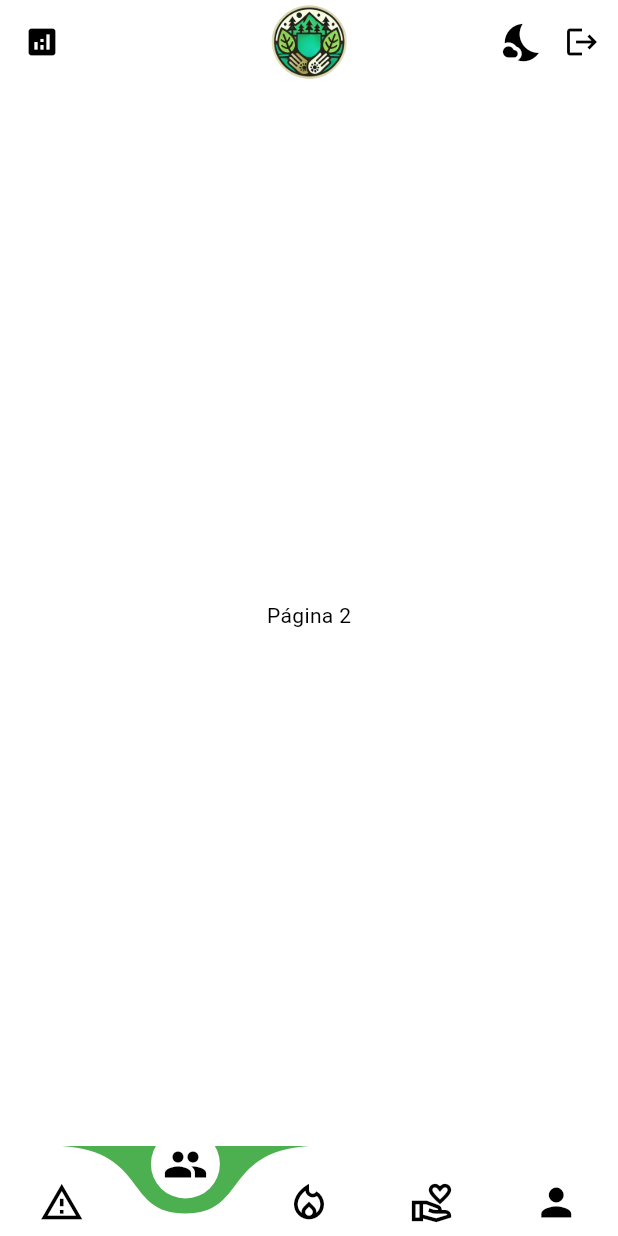
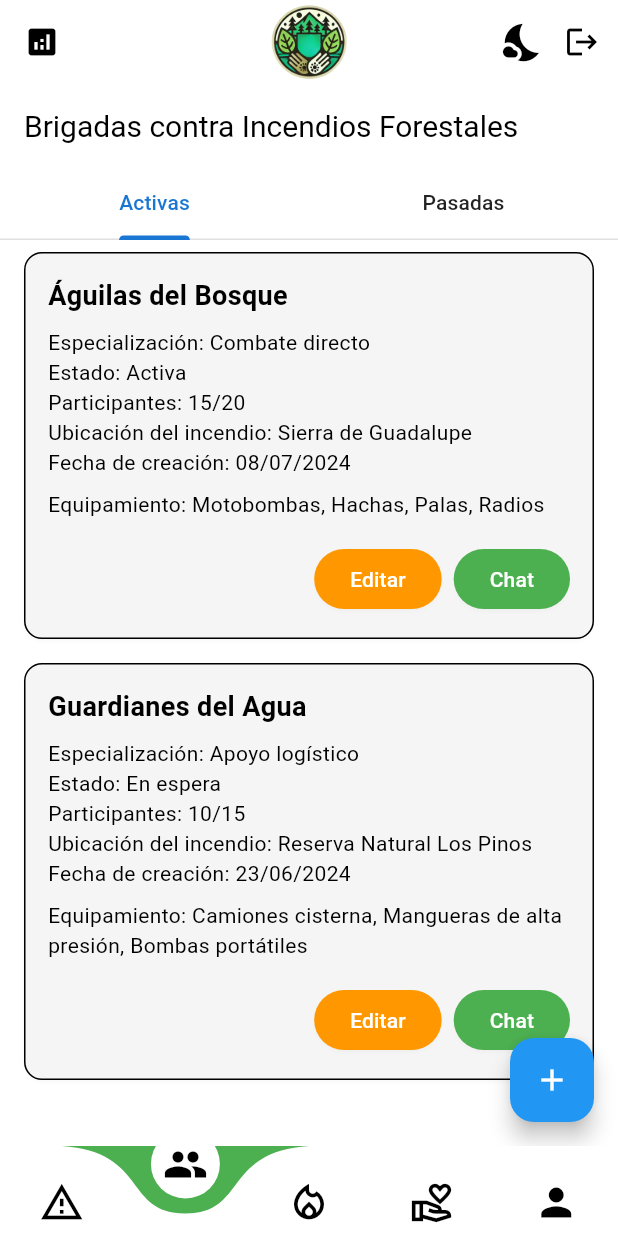
Before and after one commit to MarioB19/tepepixqui_movil, a Flutter app: the screen it shows once a user with an empty profile is signed in, item 2 of the bottom bar chosen, on a phone screen of 412 x 824 dp. Run offline on Flutter 3.47's test engine with Material 3 defaults, Android fonts, the phone set to English and light mode, and no system bars; drawn by our look-alikes of curved_navigation_bar; our stand-ins replace carousel_slider, cloud_firestore, dropdown_button2, extended_image, file_picker, firebase_auth and 9 more; missing offline and left inert: dart:ffi; accounts and stored records are empty.

Commit message:
feat: :ambulance: fronted para brigadas ong

```diff
--- /dev/null
+++ b/lib/pages/ong/brigadas/ong_brigadas_index.dart
@@ -0,0 +1,416 @@
+import 'package:flutter/material.dart';
+import 'package:intl/intl.dart';
+
+
+
+
+// Modelo de Brigada
+class Brigade {
+  final String id;
+  String name;
+  DateTime creationDate;
+  String status;
+  int participantsCount;
+  String associatedFireLocation;
+  String description;
+  DateTime? startDate;
+  DateTime? endDate;
+  int maxParticipants;
+  List<String> equipment;
+  String specialization;
+
+  Brigade({
+    required this.id,
+    required this.name,
+    required this.creationDate,
+    required this.status,
+    required this.participantsCount,
+    required this.associatedFireLocation,
+    this.description = '',
+    this.startDate,
+    this.endDate,
+    this.maxParticipants = 0,
+    this.equipment = const [],
+    required this.specialization,
+  });
+}
+
+// Servicio de Datos Ficticios
+class MockBrigadeService {
+  static final List<Brigade> _brigades = [
+    Brigade(
+      id: '1',
+      name: 'Águilas del Bosque',
+      creationDate: DateTime.now().subtract(Duration(days: 30)),
+      status: 'Activa',
+      participantsCount: 15,
+      associatedFireLocation: 'Sierra de Guadalupe',
+      description: 'Brigada especializada en combate directo de incendios forestales.',
+      startDate: DateTime.now().subtract(Duration(days: 2)),
+      endDate: null,
+      maxParticipants: 20,
+      equipment: ['Motobombas', 'Hachas', 'Palas', 'Radios'],
+      specialization: 'Combate directo',
+    ),
+    Brigade(
+      id: '2',
+      name: 'Guardianes del Agua',
+      creationDate: DateTime.now().subtract(Duration(days: 45)),
+      status: 'En espera',
+      participantsCount: 10,
+      associatedFireLocation: 'Reserva Natural Los Pinos',
+      description: 'Equipo de apoyo logístico especializado en suministro de agua.',
+      startDate: null,
+      endDate: null,
+      maxParticipants: 15,
+      equipment: ['Camiones cisterna', 'Mangueras de alta presión', 'Bombas portátiles'],
+      specialization: 'Apoyo logístico',
+    ),
+    Brigade(
+      id: '3',
+      name: 'Escuadrón Fénix',
+      creationDate: DateTime.now().subtract(Duration(days: 60)),
+      status: 'Finalizada',
+      participantsCount: 25,
+      associatedFireLocation: 'Parque Nacional El Tepozteco',
+      description: 'Brigada de gran escala para incendios forestales extensos.',
+      startDate: DateTime.now().subtract(Duration(days: 10)),
+      endDate: DateTime.now().subtract(Duration(days: 5)),
+      maxParticipants: 30,
+      equipment: ['Helicópteros', 'Vehículos todo terreno', 'Equipos de comunicación avanzados'],
+      specialization: 'Combate aéreo y terrestre',
+    ),
+  ];
+
+  static List<Brigade> getActiveBrigades() {
+    return _brigades.where((brigade) => brigade.status != 'Finalizada').toList();
+  }
+
+  static List<Brigade> getPastBrigades() {
+    return _brigades.where((brigade) => brigade.status == 'Finalizada').toList();
+  }
+
+  static void updateBrigade(Brigade updatedBrigade) {
+    final index = _brigades.indexWhere((brigade) => brigade.id == updatedBrigade.id);
+    if (index != -1) {
+      _brigades[index] = updatedBrigade;
+    }
+  }
+
+  static List<String> getMockMessages() {
+    return [
+      'Equipo A, diríjanse al sector norte.',
+      'Necesitamos refuerzos en la zona este.',
+      'Reporte de condiciones: viento fuerte del suroeste.',
+      'Equipo de agua, prepárense para apoyar en 10 minutos.',
+      'Evacuación completada en el área residencial cercana.',
+      'Solicitud de más equipos de protección personal.',
+      'El fuego está contenido en un 60%.',
+      'Cambio de turno para el equipo nocturno a las 20:00.',
+    ];
+  }
+}
+
+// Vista Principal de Brigadas
+class BrigadesView extends StatelessWidget {
+  @override
+  Widget build(BuildContext context) {
+    final activeBrigades = MockBrigadeService.getActiveBrigades();
+    final pastBrigades = MockBrigadeService.getPastBrigades();
+
+    return DefaultTabController(
+      length: 2,
+      child: Scaffold(
+        appBar: AppBar(
+          title: Text('Brigadas contra Incendios Forestales'),
+          bottom: TabBar(
+            tabs: [
+              Tab(text: 'Activas'),
+              Tab(text: 'Pasadas'),
+            ],
+          ),
+        ),
+        body: TabBarView(
+          children: [
+            _buildBrigadeList(context, activeBrigades),
+            _buildBrigadeList(context, pastBrigades),
+          ],
+        ),
+        floatingActionButton: FloatingActionButton(
+          onPressed: () {
+            // Aquí iría la lógica para crear una nueva brigada
+          },
+          child: Icon(Icons.add),
+          tooltip: 'Crear nueva brigada',
+        ),
+      ),
+    );
+  }
+
+  Widget _buildBrigadeList(BuildContext context, List<Brigade> brigades) {
+    return ListView.builder(
+      itemCount: brigades.length,
+      itemBuilder: (context, index) {
+        final brigade = brigades[index];
+        return BrigadeListItem(
+          brigade: brigade,
+          onEdit: () {
+            Navigator.push(
+              context,
+              MaterialPageRoute(
+                builder: (context) => EditBrigadeScreen(brigade: brigade),
+              ),
+            );
+          },
+          onChat: () {
+            Navigator.push(
+              context,
+              MaterialPageRoute(
+                builder: (context) => BrigadeChatScreen(brigadeId: brigade.id),
+              ),
+            );
+          },
+        );
+      },
+    );
+  }
+}
+
+// Widget de Elemento de Lista de Brigadas
+class BrigadeListItem extends StatelessWidget {
+  final Brigade brigade;
+  final VoidCallback onEdit;
+  final VoidCallback onChat;
+
+  const BrigadeListItem({
+    Key? key,
+    required this.brigade,
+    required this.onEdit,
+    required this.onChat,
+  }) : super(key: key);
+
+  @override
+  Widget build(BuildContext context) {
+    return Card(
+      margin: EdgeInsets.symmetric(horizontal: 16, vertical: 8),
+      child: Padding(
+        padding: EdgeInsets.all(16),
+        child: Column(
+          crossAxisAlignment: CrossAxisAlignment.start,
+          children: [
+            Text(
+              brigade.name,
+              style: TextStyle(fontSize: 18, fontWeight: FontWeight.bold),
+            ),
+            SizedBox(height: 8),
+            Text('Especialización: ${brigade.specialization}'),
+            Text('Estado: ${brigade.status}'),
+            Text('Participantes: ${brigade.participantsCount}/${brigade.maxParticipants}'),
+            Text('Ubicación del incendio: ${brigade.associatedFireLocation}'),
+            Text('Fecha de creación: ${DateFormat('dd/MM/yyyy').format(brigade.creationDate)}'),
+            SizedBox(height: 8),
+            Text('Equipamiento: ${brigade.equipment.join(", ")}'),
+            SizedBox(height: 16),
+            Row(
+              mainAxisAlignment: MainAxisAlignment.end,
+              children: [
+                ElevatedButton(
+                  onPressed: onEdit,
+                  child: Text('Editar'),
+                  style: ElevatedButton.styleFrom(backgroundColor: Colors.orange),
+                ),
+                SizedBox(width: 8),
+                ElevatedButton(
+                  onPressed: onChat,
+                  child: Text('Chat'),
+                  style: ElevatedButton.styleFrom(backgroundColor: Colors.green),
+                ),
+              ],
+            ),
+          ],
+        ),
+      ),
+    );
+  }
+}
+
+// Pantalla de Edición de Brigada
+class EditBrigadeScreen extends StatefulWidget {
+  final Brigade brigade;
+
+  const EditBrigadeScreen({Key? key, required this.brigade}) : super(key: key);
+
+  @override
+  _EditBrigadeScreenState createState() => _EditBrigadeScreenState();
+}
+
+class _EditBrigadeScreenState extends State<EditBrigadeScreen> {
+  late TextEditingController _nameController;
+  late TextEditingController _descriptionController;
+  late TextEditingController _maxParticipantsController;
+  late TextEditingController _equipmentController;
+
+  @override
+  void initState() {
+    super.initState();
+    _nameController = TextEditingController(text: widget.brigade.name);
+    _descriptionController = TextEditingController(text: widget.brigade.description);
+    _maxParticipantsController = TextEditingController(text: widget.brigade.maxParticipants.toString());
+    _equipmentController = TextEditingController(text: widget.brigade.equipment.join(', '));
+  }
+
+  @override
+  Widget build(BuildContext context) {
+    return Scaffold(
+      appBar: AppBar(
+        title: Text('Editar Brigada'),
+      ),
+      body: SingleChildScrollView(
+        padding: EdgeInsets.all(16),
+        child: Column(
+          crossAxisAlignment: CrossAxisAlignment.start,
+          children: [
+            TextField(
+              controller: _nameController,
+              decoration: InputDecoration(labelText: 'Nombre de la brigada'),
+            ),
+            SizedBox(height: 16),
+            TextField(
+              controller: _descriptionController,
+              decoration: InputDecoration(labelText: 'Descripción'),
+              maxLines: 3,
+            ),
+            SizedBox(height: 16),
+            TextField(
+              controller: _maxParticipantsController,
+              decoration: InputDecoration(labelText: 'Número máximo de participantes'),
+              keyboardType: TextInputType.number,
+            ),
+            SizedBox(height: 16),
+            TextField(
+              controller: _equipmentController,
+              decoration: InputDecoration(labelText: 'Equipamiento (separado por comas)'),
+            ),
+            SizedBox(height: 16),
+            DropdownButtonFormField<String>(
+              value: widget.brigade.status,
+              items: ['Activa', 'En espera', 'Finalizada']
+                  .map((status) => DropdownMenuItem(value: status, child: Text(status)))
+                  .toList(),
+              onChanged: (value) {
+                setState(() {
+                  widget.brigade.status = value!;
+                });
+              },
+              decoration: InputDecoration(labelText: 'Estado de la brigada'),
+            ),
+            SizedBox(height: 24),
+            ElevatedButton(
+              onPressed: () {
+                // Aquí iría la lógica para guardar los cambios
+                widget.brigade.name = _nameController.text;
+                widget.brigade.description = _descriptionController.text;
+                widget.brigade.maxParticipants = int.tryParse(_maxParticipantsController.text) ?? widget.brigade.maxParticipants;
+                widget.brigade.equipment = _equipmentController.text.split(',').map((e) => e.trim()).toList();
+                MockBrigadeService.updateBrigade(widget.brigade);
+                Navigator.pop(context);
+              },
+              child: Text('Guardar cambios'),
+            ),
+          ],
+        ),
+      ),
+    );
+  }
+
+  @override
+  void dispose() {
+    _nameController.dispose();
+    _descriptionController.dispose();
+    _maxParticipantsController.dispose();
+    _equipmentController.dispose();
+    super.dispose();
+  }
+}
+
+// Pantalla de Chat de Brigada
+class BrigadeChatScreen extends StatefulWidget {
+  final String brigadeId;
+
+  const BrigadeChatScreen({Key? key, required this.brigadeId}) : super(key: key);
+
+  @override
+  _BrigadeChatScreenState createState() => _BrigadeChatScreenState();
+}
+
+class _BrigadeChatScreenState extends State<BrigadeChatScreen> {
+  final TextEditingController _messageController = TextEditingController();
+  late List<String> _messages;
+
+  @override
+  void initState() {
+    super.initState();
+    _messages = MockBrigadeService.getMockMessages();
+  }
+
+  @override
+  Widget build(BuildContext context) {
+    return Scaffold(
+      appBar: AppBar(
+        title: Text('Chat de Brigada'),
+      ),
+      body: Column(
+        children: [
+          Expanded(
+            child: ListView.builder(
+              itemCount: _messages.length,
+              itemBuilder: (context, index) {
+                return ListTile(
+                  title: Text(_messages[index]),
+                  leading: Icon(Icons.person),
+                  contentPadding: EdgeInsets.symmetric(horizontal: 16, vertical: 8),
+                );
+              },
+            ),
+          ),
+          Padding(
+            padding: EdgeInsets.all(8.0),
+            child: Row(
+              children: [
+                Expanded(
+                  child: TextField(
+                    controller: _messageController,
+                    decoration: InputDecoration(
+                      hintText: 'Escribe un mensaje...',
+                      border: OutlineInputBorder(),
+                    ),
+                  ),
+                ),
+                IconButton(
+                  icon: Icon(Icons.send),
+                  onPressed: _sendMessage,
+                  color: Colors.blue,
+                ),
+              ],
+            ),
+          ),
+        ],
+      ),
+    );
+  }
+
+  void _sendMessage() {
+    if (_messageController.text.isNotEmpty) {
+      setState(() {
+        _messages.add("Tú: ${_messageController.text}");
+        _messageController.clear();
+      });
+    }
+  }
+
+  @override
+  void dispose() {
+    _messageController.dispose();
+    super.dispose();
+  }
+}
--- a/lib/pages/ong/index_ong.dart
+++ b/lib/pages/ong/index_ong.dart
@@ -4,6 +4,7 @@ import 'package:tepepixqui_movil/components/generals/custom_curved_navigation_ba
 import 'package:tepepixqui_movil/components/generals/custom_header.dart';
 import 'package:tepepixqui_movil/controllers/auth_controller.dart';
 import 'package:tepepixqui_movil/pages/ong/alertas/ong_alertas_index.dart';
+import 'package:tepepixqui_movil/pages/ong/brigadas/ong_brigadas_index.dart';
 import 'package:tepepixqui_movil/pages/ong/donaciones/ong_donaciones_index.dart';
 import 'package:tepepixqui_movil/pages/ong/oportunidades/ong_oportunidades_index.dart';
 import 'package:tepepixqui_movil/pages/ong/perfil/ong_perfil_index.dart';
@@ -31,7 +32,7 @@ class IndexOng extends StatelessWidget {
       body: CustomCurvedNavigationBar(
         pages: [
           VistaAlertas(),
-          const Center(child: Text('Página 2')),
+        BrigadesView(),
           const OngOportunidadesIndex(),
           VistaDonacionesRecursos(),
           OngPerfilIndex(ongId: authController.getUid()!)
```
